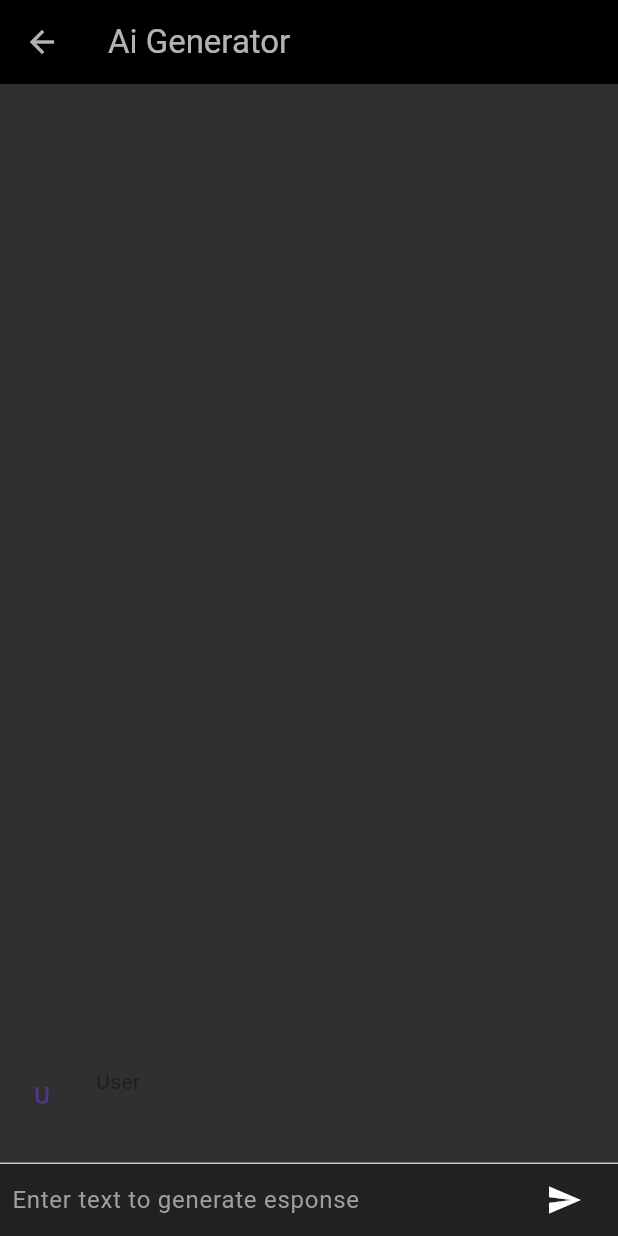
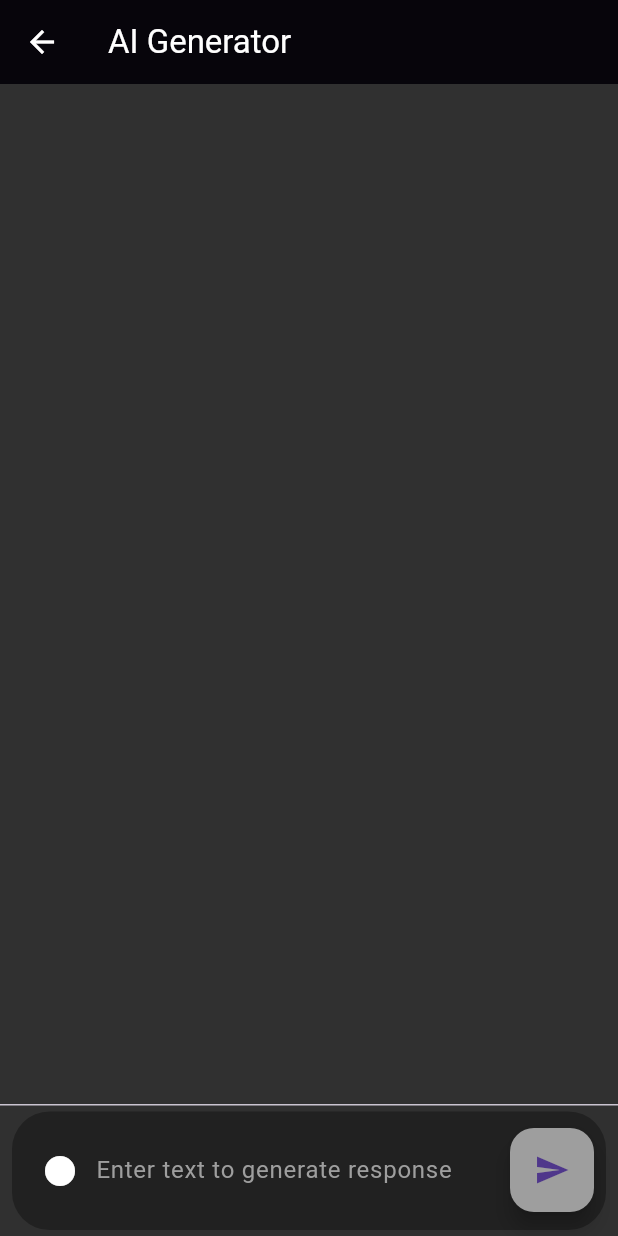
Before and after one commit to Shameerminhas1/PixelPen, a Flutter app: the ChatScreen screen opened by its route, after a tap on the "send" icon, on a phone screen of 412 x 824 dp. Run offline on Flutter 3.47's test engine with Material 3 defaults, Android fonts, the phone set to English and light mode, and no system bars; our stand-ins replace camera, flutter_spinkit, flutter_tts, permission_handler; missing offline and left inert: dart:ffi, gal, translator.

```diff
--- a/pixelpen/lib/Chat_screen.dart
+++ b/pixelpen/lib/Chat_screen.dart
@@ -1,4 +1,5 @@
 import 'package:flutter/material.dart';
+import 'package:flutter_spinkit/flutter_spinkit.dart';
 
 class ChatScreen extends StatefulWidget {
   @override
@@ -8,16 +9,46 @@ class ChatScreen extends StatefulWidget {
 class _ChatScreenState extends State<ChatScreen> {
   final List<ChatMessage> _messages = [];
   final TextEditingController _controller = TextEditingController();
+  final ScrollController _listScrollController = ScrollController();
+  final FocusNode _focusNode = FocusNode();
+  bool _isTyping = false;
+
+  @override
+  void dispose() {
+    _listScrollController.dispose();
+    _controller.dispose();
+    _focusNode.dispose();
+    super.dispose();
+  }
 
   void _handleSubmitted(String text) {
+    if (text.isEmpty) return;
     _controller.clear();
-    ChatMessage message = ChatMessage(
-      text: text,
-      sender: "User",
+    setState(() {
+      _messages.insert(0, ChatMessage(text: text, sender: "User"));
+      _isTyping = true;
+    });
+    _simulateBotResponse(text);
+    _scrollListToEnd();
+  }
+
+  void _simulateBotResponse(String userMessage) {
+    Future.delayed(const Duration(seconds: 2), () {
+      setState(() {
+        _messages.insert(0,
+            ChatMessage(text: "Bot response to: $userMessage", sender: "Bot"));
+        _isTyping = false;
+      });
+      _scrollListToEnd();
+    });
+  }
+
+  void _scrollListToEnd() {
+    _listScrollController.animateTo(
+      _listScrollController.position.minScrollExtent,
+      duration: const Duration(milliseconds: 300),
+      curve: Curves.easeOut,
     );
-    setState(() {
-      _messages.insert(0, message);
-    });
   }
 
   @override
@@ -25,60 +56,81 @@ class _ChatScreenState extends State<ChatScreen> {
     return Scaffold(
       backgroundColor: Colors.grey[850],
       appBar: AppBar(
-        foregroundColor: Colors.white,
+        elevation: 2,
         backgroundColor: Colors.black,
+        iconTheme: IconThemeData(
+          color: Colors.white, // Change this to the desired color
+        ),
         title: Text(
-          'Ai Generator',
-          style: TextStyle(color: Colors.white70),
-        ),
-        iconTheme: IconThemeData(
-          color: Colors.white70, // Change this to the desired color
+          'AI Generator',
+          style: TextStyle(color: Colors.white),
         ),
       ),
-      body: Column(
+      body: SafeArea(
+        child: Column(
           children: <Widget>[
             Flexible(
               child: ListView.builder(
                 padding: EdgeInsets.all(8.0),
+                controller: _listScrollController,
                 reverse: true,
                 itemBuilder: (_, int index) => _messages[index],
                 itemCount: _messages.length,
               ),
             ),
+            if (_isTyping) ...[
+              const SpinKitThreeBounce(
+                color: Colors.white,
+                size: 18,
+              ),
+              const SizedBox(height: 15),
+            ],
             Divider(height: 1.0),
-          Container(
-            decoration: BoxDecoration(
-              color: Colors.grey[900],
+            _buildTextComposer(),
+          ],
         ),
-            child: _buildTextComposer(),
       ),
-        ],
+      floatingActionButton: FloatingActionButton(
+        onPressed: () => _handleSubmitted(_controller.text),
+        backgroundColor: Colors.grey,
+        child: Icon(Icons.send),
       ),
     );
   }
 
   Widget _buildTextComposer() {
     return Container(
-      margin: const EdgeInsets.symmetric(horizontal: 8.0),
+      margin: const EdgeInsets.symmetric(horizontal: 8.0, vertical: 4.0),
+      padding: const EdgeInsets.all(8.0),
+      decoration: BoxDecoration(
+        color: Colors.grey[900],
+        borderRadius: BorderRadius.circular(25.0),
+      ),
       child: Row(
         children: <Widget>[
+          IconButton(
+            icon: Icon(Icons.circle, color: Colors.white),
+            onPressed: () {
+              // Handle mic press
+            },
+          ),
           Flexible(
             child: TextField(
               controller: _controller,
+              focusNode: _focusNode,
               onSubmitted: _handleSubmitted,
               decoration: InputDecoration.collapsed(
-                hintText: 'Enter text to generate esponse',
+                hintText: 'Enter text to generate response',
                 hintStyle: TextStyle(color: Colors.grey),
               ),
               style: TextStyle(color: Colors.white),
             ),
           ),
-          Container(
-            margin: EdgeInsets.symmetric(horizontal: 4.0),
+          Padding(
+            padding: const EdgeInsets.only(top: 15),
             child: IconButton(
-              icon: Icon(Icons.send),
+              icon: Icon(Icons.send, color: Colors.white),
               onPressed: () => _handleSubmitted(_controller.text),
-              color: Colors.white,
             ),
           ),
         ],
@@ -95,26 +147,46 @@ class ChatMessage extends StatelessWidget {
 
   @override
   Widget build(BuildContext context) {
+    bool isUser = sender == "User";
     return Container(
       margin: const EdgeInsets.symmetric(vertical: 10.0),
       child: Row(
         crossAxisAlignment: CrossAxisAlignment.start,
+        mainAxisAlignment:
+            isUser ? MainAxisAlignment.end : MainAxisAlignment.start,
         children: <Widget>[
-          Container(
-            margin: const EdgeInsets.only(right: 16.0),
-            child: CircleAvatar(
+          if (!isUser)
+            CircleAvatar(
               child: Text(sender[0]),
-              backgroundColor: Colors.grey[850],
+              backgroundColor: Colors.blue,
             ),
-          ),
-          Column(
-            crossAxisAlignment: CrossAxisAlignment.start,
+          if (!isUser) const SizedBox(width: 10),
+          Flexible(
+            child: Column(
+              crossAxisAlignment:
+                  isUser ? CrossAxisAlignment.end : CrossAxisAlignment.start,
               children: <Widget>[
                 Text(
                   sender,
+                  style: TextStyle(
+                    fontWeight: FontWeight.bold,
+                    color: Colors.white,
+                  ),
                 ),
                 Container(
                   margin: const EdgeInsets.only(top: 5.0),
+                  padding: const EdgeInsets.all(10.0),
+                  decoration: BoxDecoration(
+                    color: isUser ? Colors.blueAccent : Colors.grey[700],
+                    borderRadius: BorderRadius.circular(15.0),
+                    boxShadow: [
+                      BoxShadow(
+                        color: Colors.black26,
+                        blurRadius: 4.0,
+                        offset: Offset(2, 2),
+                      ),
+                    ],
+                  ),
                   child: Text(
                     text,
                     style: TextStyle(color: Colors.white),
@@ -122,6 +194,13 @@ class ChatMessage extends StatelessWidget {
                 ),
               ],
             ),
+          ),
+          if (isUser) const SizedBox(width: 10),
+          if (isUser)
+            CircleAvatar(
+              child: Text(sender[0]),
+              backgroundColor: Colors.grey,
+            ),
         ],
       ),
     );
```
Also changed, not shown: pixelpen/lib/Readaloud.dart (+17 -11 lines). Lines whose indentation alone changed are shown as unchanged.
